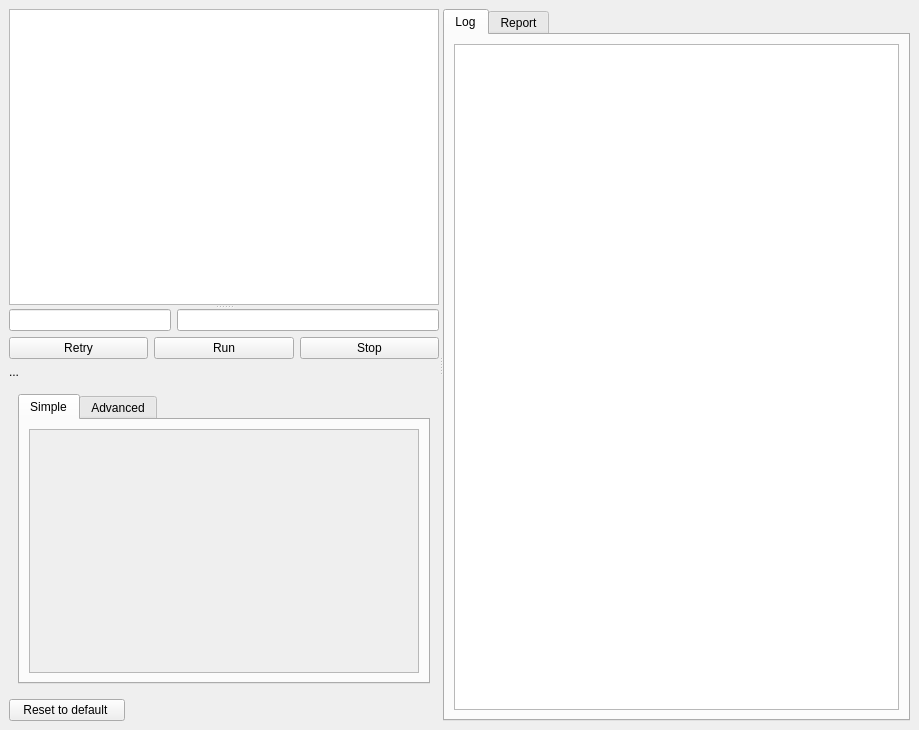
Above: src/client/client.ui from ccp4/DUI2 before the change. Below: the same form after it.
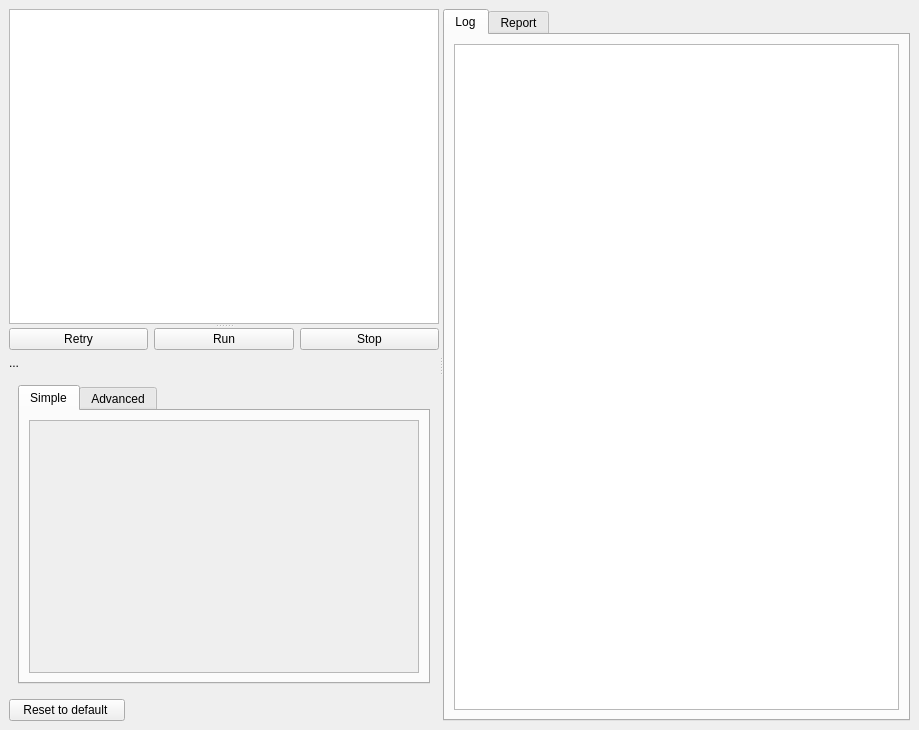
That is the form after the change. The open tabs and pages were chosen to show the change.

Commit message: removing editable command and editable line number

```diff
--- a/src/client/client.ui
+++ b/src/client/client.ui
@@ -27,23 +27,6 @@
        <widget class="QGraphicsView" name="treeView"/>
        <widget class="QWidget" name="layoutWidget">
         <layout class="QVBoxLayout" name="verticalLayout">
-         <item>
-          <layout class="QHBoxLayout" name="horizontalLayout">
-           <item>
-            <widget class="QLineEdit" name="NumLinLst">
-             <property name="maximumSize">
-              <size>
-               <width>162</width>
-               <height>16777215</height>
-              </size>
-             </property>
-            </widget>
-           </item>
-           <item>
-            <widget class="QLineEdit" name="CmdEdit"/>
-           </item>
-          </layout>
-         </item>
          <item>
           <layout class="QHBoxLayout" name="horizontalLayout_2">
            <item>
@@ -124,8 +107,8 @@
                      <rect>
                       <x>0</x>
                       <y>0</y>
-                      <width>389</width>
-                      <height>235</height>
+                      <width>98</width>
+                      <height>28</height>
                      </rect>
                     </property>
                    </widget>
```
Left out of the diff: 66 changed lines with no effect on the pictures. The commit also changes 1 other file.
